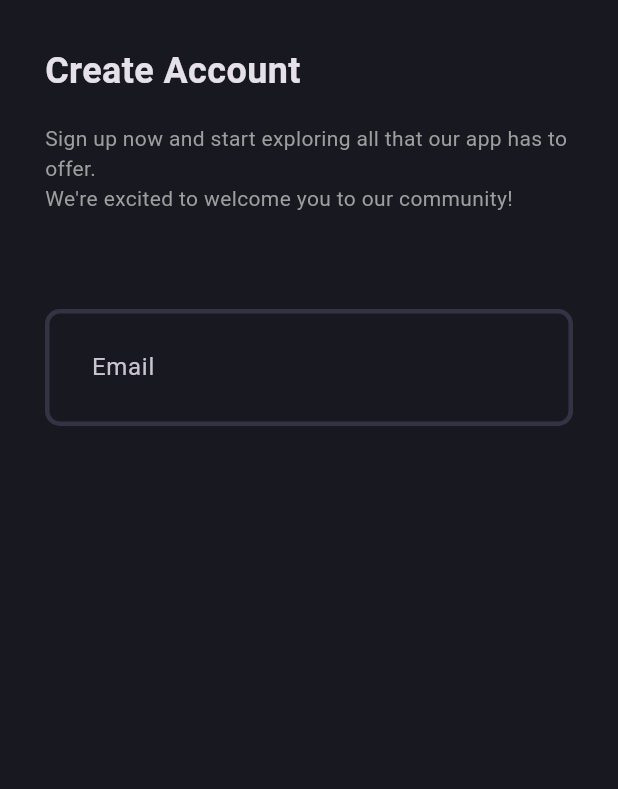
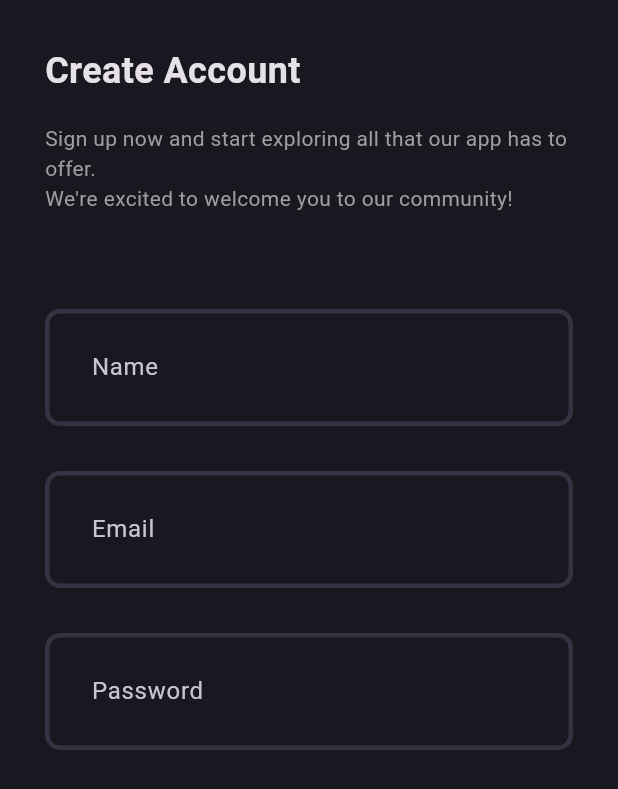
Before and after one commit to shroida/blog_app_clean_architecture, a Flutter app: the screen it shows after launch, on a phone screen of 412 x 824 dp. Shown: the top 789 px of the screen. Run offline on Flutter 3.47's test engine with Material 3 defaults, Android fonts, the phone set to English and light mode, and no system bars.

Commit message:
add three fields

```diff
--- a/lib/features/auth/presentation/signup_page.dart
+++ b/lib/features/auth/presentation/signup_page.dart
@@ -19,8 +19,24 @@ class SignupPage extends StatelessWidget {
                   height: 30,
                 ),
                 AuthField(
+                  hinText: 'Name',
+                ),
+                SizedBox(
+                  height: 30,
+                ),
+                AuthField(
                   hinText: 'Email',
-                )
+                ),
+                SizedBox(
+                  height: 30,
+                ),
+                AuthField(
+                  hinText: 'Password',
+                ),
+                SizedBox(
+                  height: 30,
+                ),
+
               ],
             ),
           ),
```
